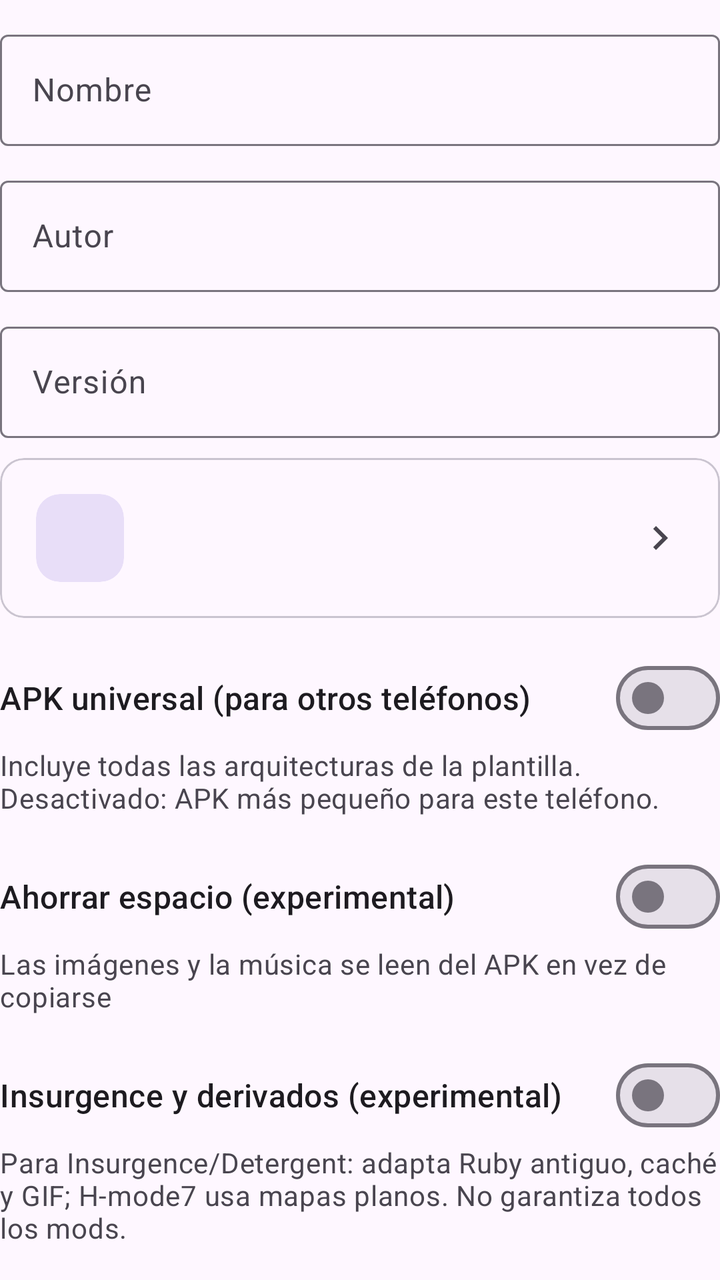
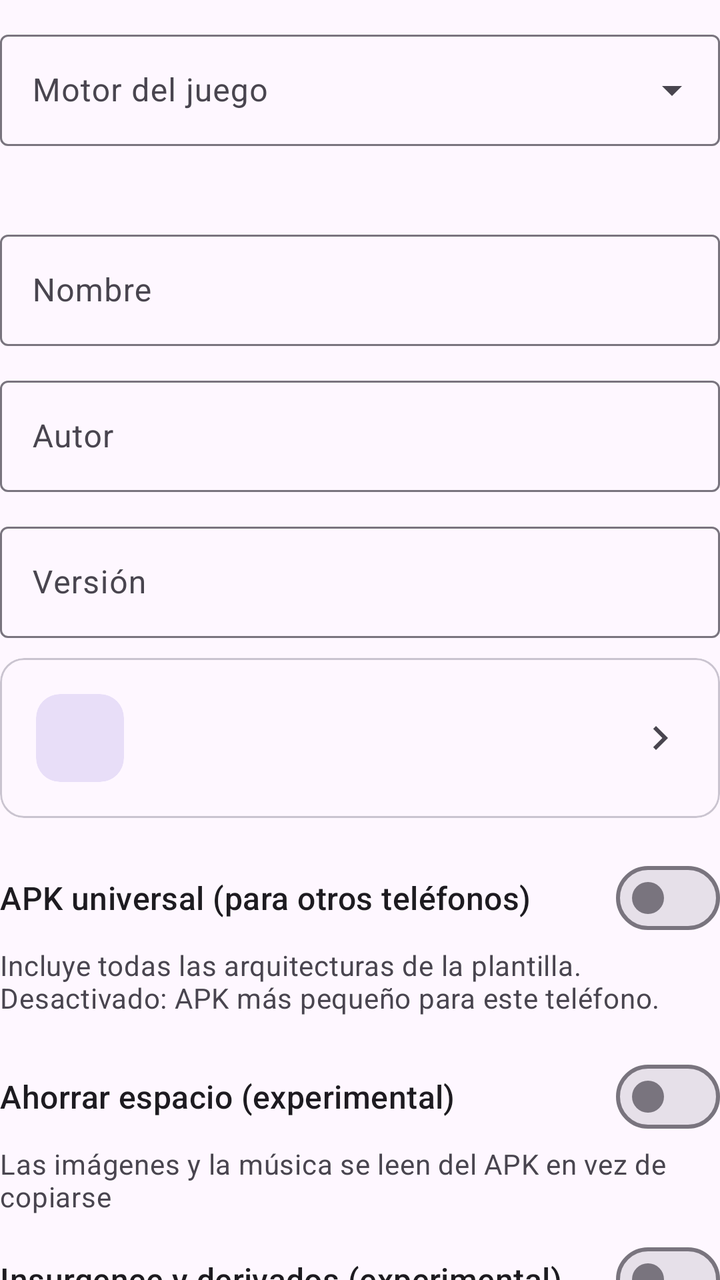

The first picture is an Android layout as it rendered before a commit; the second is the same layout after the commit. The layout source and the unified diff follow.
<!-- AndroidManifest.xml: application theme Theme.RpgmkPort -->
<!-- res/layout/paso_datos.xml -->
<?xml version="1.0" encoding="utf-8"?>
<LinearLayout xmlns:android="http://schemas.android.com/apk/res/android"
    android:layout_width="match_parent"
    android:layout_height="wrap_content"
    android:orientation="vertical">
        <com.google.android.material.textfield.TextInputLayout
            style="@style/Widget.Material3.TextInputLayout.OutlinedBox"
            android:layout_width="match_parent"
            android:layout_height="wrap_content"
            android:layout_marginTop="12dp"
            android:hint="@string/nombre">
            <com.google.android.material.textfield.TextInputEditText
                android:id="@+id/campo_nombre"
                android:layout_width="match_parent"
                android:layout_height="wrap_content"
                android:inputType="text" />
        </com.google.android.material.textfield.TextInputLayout>
        <com.google.android.material.textfield.TextInputLayout
            style="@style/Widget.Material3.TextInputLayout.OutlinedBox"
            android:layout_width="match_parent"
            android:layout_height="wrap_content"
            android:layout_marginTop="12dp"
            android:hint="@string/autor">
            <com.google.android.material.textfield.TextInputEditText
                android:id="@+id/campo_autor"
                android:layout_width="match_parent"
                android:layout_height="wrap_content"
                android:inputType="text" />
        </com.google.android.material.textfield.TextInputLayout>
        <com.google.android.material.textfield.TextInputLayout
            style="@style/Widget.Material3.TextInputLayout.OutlinedBox"
            android:layout_width="match_parent"
            android:layout_height="wrap_content"
            android:layout_marginTop="12dp"
            android:hint="@string/version">
            <com.google.android.material.textfield.TextInputEditText
                android:id="@+id/campo_version"
                android:layout_width="match_parent"
                android:layout_height="wrap_content"
                android:inputType="text" />
        </com.google.android.material.textfield.TextInputLayout>
        <include android:id="@+id/opcion_icono" layout="@layout/opcion" />
        <com.google.android.material.materialswitch.MaterialSwitch
            android:id="@+id/universal"
            android:layout_width="match_parent"
            android:layout_height="wrap_content"
            android:layout_marginTop="16dp"
            android:text="@string/universal"
            android:textAppearance="?attr/textAppearanceTitleMedium" />
        <TextView
            android:layout_width="match_parent"
            android:layout_height="wrap_content"
            android:text="@string/universal_sub"
            android:textAppearance="?attr/textAppearanceBodyMedium"
            android:textColor="?attr/colorOnSurfaceVariant" />
        <com.google.android.material.materialswitch.MaterialSwitch
            android:id="@+id/ahorrar"
            android:layout_width="match_parent"
            android:layout_height="wrap_content"
            android:layout_marginTop="16dp"
            android:text="@string/ahorrar"
            android:textAppearance="?attr/textAppearanceTitleMedium" />
        <TextView
            android:layout_width="match_parent"
            android:layout_height="wrap_content"
            android:text="@string/ahorrar_sub"
            android:textAppearance="?attr/textAppearanceBodyMedium"
            android:textColor="?attr/colorOnSurfaceVariant" />
        <com.google.android.material.materialswitch.MaterialSwitch
            android:id="@+id/insurgence"
            android:layout_width="match_parent"
            android:layout_height="wrap_content"
            android:layout_marginTop="16dp"
            android:text="@string/insurgence"
            android:textAppearance="?attr/textAppearanceTitleMedium" />
        <TextView
            android:layout_width="match_parent"
            android:layout_height="wrap_content"
            android:text="@string/insurgence_sub"
            android:textAppearance="?attr/textAppearanceBodyMedium"
            android:textColor="?attr/colorOnSurfaceVariant" />
</LinearLayout>
<!-- res/layout/opcion.xml (included above) -->
<?xml version="1.0" encoding="utf-8"?>
<com.google.android.material.card.MaterialCardView xmlns:android="http://schemas.android.com/apk/res/android"
    xmlns:app="http://schemas.android.com/apk/res-auto"
    style="@style/Widget.Material3.CardView.Outlined"
    android:layout_width="match_parent"
    android:layout_height="wrap_content"
    android:layout_marginTop="10dp"
    android:clickable="true"
    android:focusable="true"
    app:cardCornerRadius="12dp">
    <LinearLayout
        android:layout_width="match_parent"
        android:layout_height="wrap_content"
        android:gravity="center_vertical"
        android:orientation="horizontal"
        android:padding="18dp">
        <com.google.android.material.card.MaterialCardView
            style="@style/Widget.Material3.CardView.Filled"
            android:layout_width="44dp"
            android:layout_height="44dp"
            app:cardBackgroundColor="?attr/colorSecondaryContainer"
            app:cardCornerRadius="12dp">
            <ImageView
                android:id="@+id/icono"
                android:layout_width="24dp"
                android:layout_height="24dp"
                android:layout_gravity="center"
                android:importantForAccessibility="no"
                app:tint="?attr/colorOnSecondaryContainer" />
        </com.google.android.material.card.MaterialCardView>
        <LinearLayout
            android:layout_width="0dp"
            android:layout_height="wrap_content"
            android:layout_marginStart="16dp"
            android:layout_weight="1"
            android:orientation="vertical">
            <TextView
                android:id="@+id/titulo"
                android:layout_width="wrap_content"
                android:layout_height="wrap_content"
                android:textAppearance="?attr/textAppearanceTitleMedium"
                android:textColor="?attr/colorOnSurface" />
            <TextView
                android:id="@+id/sub"
                android:layout_width="wrap_content"
                android:layout_height="wrap_content"
                android:textAppearance="?attr/textAppearanceBodyMedium"
                android:textColor="?attr/colorOnSurfaceVariant" />
        </LinearLayout>
        <ImageView
            android:layout_width="24dp"
            android:layout_height="24dp"
            android:importantForAccessibility="no"
            android:src="@drawable/ic_chevron"
            app:tint="?attr/colorOnSurfaceVariant" />
    </LinearLayout>
</com.google.android.material.card.MaterialCardView>
<!-- resources referenced by this layout -->
<resources>
  <!-- drawable ic_chevron (drawable) -->
  <?xml version="1.0" encoding="utf-8"?>
  <vector xmlns:android="http://schemas.android.com/apk/res/android" android:width="24dp" android:height="24dp" android:viewportWidth="24" android:viewportHeight="24" android:tint="?attr/colorControlNormal" android:autoMirrored="true">
      <path android:fillColor="@android:color/white" android:pathData="M10,6L8.59,7.41 13.17,12l-4.58,4.59L10,18l6,-6z"/>
  </vector>
  <string name="ahorrar">Ahorrar espacio (experimental)</string>
  <string name="ahorrar_sub">Las imágenes y la música se leen del APK en vez de copiarse</string>
  <string name="autor">Autor</string>
  <string name="insurgence">Insurgence y derivados (experimental)</string>
  <string name="insurgence_sub">Para Insurgence/Detergent: adapta Ruby antiguo, caché y GIF; H-mode7 usa mapas planos. No garantiza todos los mods.</string>
  <string name="nombre">Nombre</string>
  <string name="universal">APK universal (para otros teléfonos)</string>
  <string name="universal_sub">Incluye todas las arquitecturas de la plantilla. Desactivado: APK más pequeño para este teléfono.</string>
  <string name="version">Versión</string>
  <style name="Theme.RpgmkPort" parent="Theme.Material3.DayNight.NoActionBar">
          <item name="colorPrimary">@color/semilla</item>
          <item name="android:windowLightStatusBar">?attr/isLightTheme</item>
          <item name="android:windowLightNavigationBar">?attr/isLightTheme</item>
          <item name="android:statusBarColor">@android:color/transparent</item>
          <item name="android:navigationBarColor">@android:color/transparent</item>
      </style>
  <color name="semilla">#5E548E</color>
</resources>

<!-- the commit's change to res/layout/paso_datos.xml (unified diff, before → after) -->
@@ -3,6 +3,25 @@
     android:layout_width="match_parent"
     android:layout_height="wrap_content"
     android:orientation="vertical">
+        <com.google.android.material.textfield.TextInputLayout
+            style="@style/Widget.Material3.TextInputLayout.OutlinedBox.ExposedDropdownMenu"
+            android:layout_width="match_parent"
+            android:layout_height="wrap_content"
+            android:layout_marginTop="12dp"
+            android:hint="@string/motor_juego">
+            <com.google.android.material.textfield.MaterialAutoCompleteTextView
+                android:id="@+id/motor_juego"
+                android:layout_width="match_parent"
+                android:layout_height="wrap_content"
+                android:inputType="none" />
+        </com.google.android.material.textfield.TextInputLayout>
+        <TextView
+            android:id="@+id/motor_hint"
+            android:layout_width="match_parent"
+            android:layout_height="wrap_content"
+            android:layout_marginTop="8dp"
+            android:textAppearance="?attr/textAppearanceBodyMedium"
+            android:textColor="?attr/colorOnSurfaceVariant" />
         <com.google.android.material.textfield.TextInputLayout
             style="@style/Widget.Material3.TextInputLayout.OutlinedBox"
             android:layout_width="match_parent"
<!-- resource entries referenced after the edit -->
@@ -10,6 +10,7 @@
   <string name="autor">Autor</string>
   <string name="insurgence">Insurgence y derivados (experimental)</string>
   <string name="insurgence_sub">Para Insurgence/Detergent: adapta Ruby antiguo, caché y GIF; H-mode7 usa mapas planos. No garantiza todos los mods.</string>
+  <string name="motor_juego">Motor del juego</string>
   <string name="nombre">Nombre</string>
   <string name="universal">APK universal (para otros teléfonos)</string>
   <string name="universal_sub">Incluye todas las arquitecturas de la plantilla. Desactivado: APK más pequeño para este teléfono.</string>
